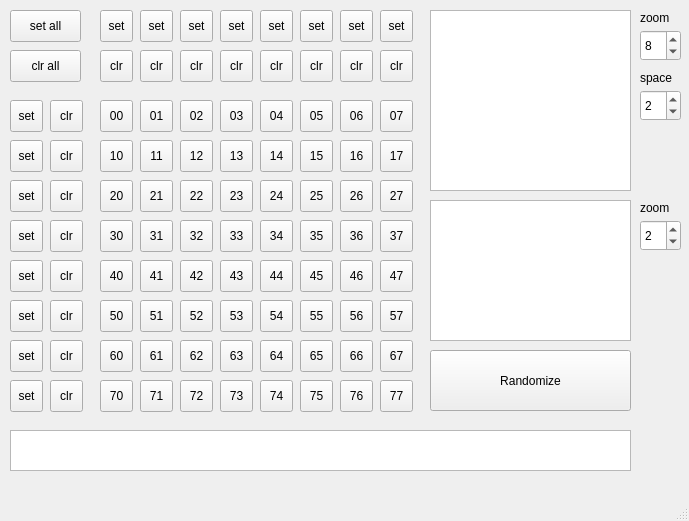
Old version of the form src/PatternDrafter/patterndrafter.ui in the repository jonathanschilling/OpenQuickDraw.
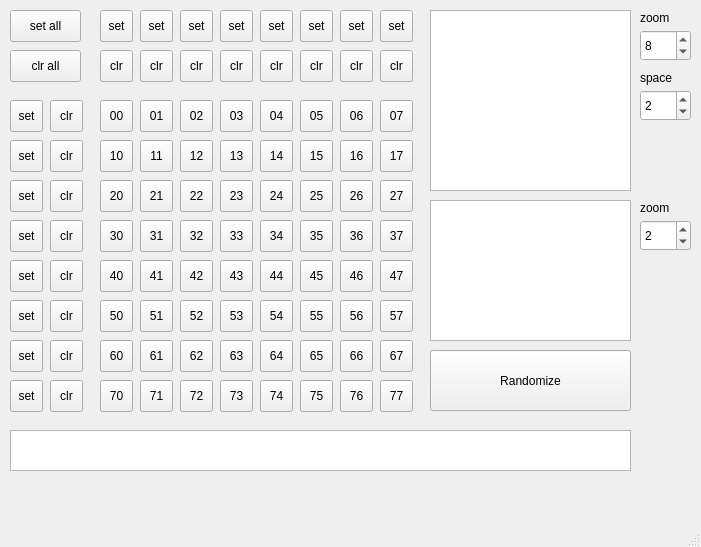
New version of the form.

Commit message: add TODOs; re-adjust layout for 4K

The edit to the form file:
```diff
--- a/src/PatternDrafter/patterndrafter.ui
+++ b/src/PatternDrafter/patterndrafter.ui
@@ -6,8 +6,8 @@
    <rect>
     <x>0</x>
     <y>0</y>
-    <width>689</width>
-    <height>521</height>
+    <width>701</width>
+    <height>547</height>
    </rect>
   </property>
   <property name="windowTitle">
@@ -1505,7 +1505,7 @@
      <rect>
       <x>640</x>
       <y>90</y>
-      <width>41</width>
+      <width>51</width>
       <height>31</height>
      </rect>
     </property>
@@ -1518,7 +1518,7 @@
      <rect>
       <x>640</x>
       <y>70</y>
-      <width>41</width>
+      <width>51</width>
       <height>16</height>
      </rect>
     </property>
@@ -1531,7 +1531,7 @@
      <rect>
       <x>640</x>
       <y>10</y>
-      <width>31</width>
+      <width>51</width>
       <height>16</height>
      </rect>
     </property>
@@ -1544,7 +1544,7 @@
      <rect>
       <x>640</x>
       <y>30</y>
-      <width>41</width>
+      <width>51</width>
       <height>31</height>
      </rect>
     </property>
@@ -1583,7 +1583,7 @@
      <rect>
       <x>640</x>
       <y>220</y>
-      <width>41</width>
+      <width>51</width>
       <height>31</height>
      </rect>
     </property>
@@ -1599,7 +1599,7 @@
      <rect>
       <x>640</x>
       <y>200</y>
-      <width>31</width>
+      <width>51</width>
       <height>16</height>
      </rect>
     </property>
```
Left out of the diff: 4 changed lines with no effect on the pictures. The commit also changes 1 other file.
